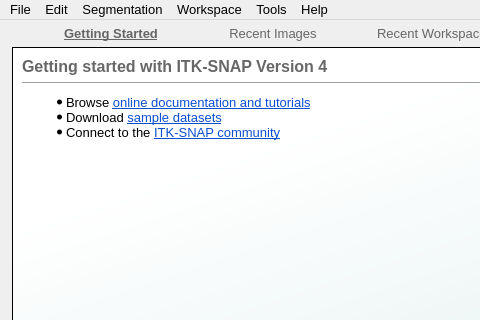
Old version of the form GUI/Qt/Windows/MainImageWindow.ui in the repository pyushkevich/itksnap; both pictures show x 0 to 480 and y 0 to 320 of the 907 by 700 pixel window.
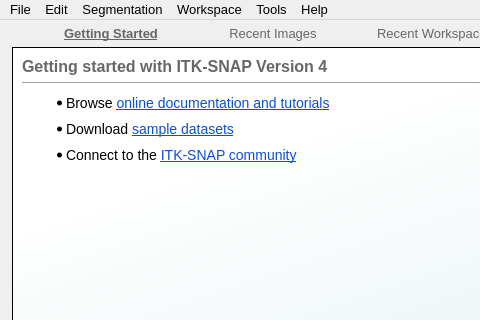
New version of the form. Icons and pictures are not drawn. Custom widgets are drawn as their Qt base class.

Patch:
```diff
--- a/GUI/Qt/Windows/MainImageWindow.ui
+++ b/GUI/Qt/Windows/MainImageWindow.ui
@@ -193,9 +193,9 @@
 &lt;html&gt;&lt;head&gt;&lt;meta name=&quot;qrichtext&quot; content=&quot;1&quot; /&gt;&lt;meta charset=&quot;utf-8&quot; /&gt;&lt;style type=&quot;text/css&quot;&gt;
 p, li { white-space: pre-wrap; }
 &lt;/style&gt;&lt;/head&gt;&lt;body style=&quot; font-family:'.AppleSystemUIFont'; font-size:13px; font-weight:400; font-style:normal;&quot;&gt;
-&lt;ul style=&quot;margin-top: 0px; margin-bottom: 0px; margin-left: 0px; margin-right: 0px; -qt-list-indent: 1;&quot;&gt;&lt;li style=&quot; margin-top:12px; margin-bottom:0px; margin-left:0px; margin-right:0px; -qt-block-indent:0; text-indent:0px;&quot;&gt;Browse &lt;a href=&quot;http://www.itksnap.org/pmwiki/pmwiki.php?n=Documentation.SNAP3&quot;&gt;&lt;span style=&quot; text-decoration: underline; color:#094fd1;&quot;&gt;online documentation and tutorials&lt;/span&gt;&lt;/a&gt; &lt;/li&gt;
-&lt;li style=&quot; margin-top:0px; margin-bottom:0px; margin-left:0px; margin-right:0px; -qt-block-indent:0; text-indent:0px;&quot;&gt;Download &lt;a href=&quot;http://www.itksnap.org/pmwiki/pmwiki.php?n=Downloads.Data&quot;&gt;&lt;span style=&quot; text-decoration: underline; color:#094fd1;&quot;&gt;sample datasets&lt;/span&gt;&lt;/a&gt; &lt;/li&gt;
-&lt;li style=&quot; margin-top:0px; margin-bottom:12px; margin-left:0px; margin-right:0px; -qt-block-indent:0; text-indent:0px;&quot;&gt;Connect to the &lt;a href=&quot;http://www.itksnap.org/pmwiki/pmwiki.php?n=MailingLists.MailingLists&quot;&gt;&lt;span style=&quot; text-decoration: underline; color:#094fd1;&quot;&gt;ITK-SNAP community&lt;/span&gt;&lt;/a&gt; &lt;/li&gt;&lt;/ul&gt;&lt;/body&gt;&lt;/html&gt;</string>
+&lt;ul style=&quot;margin-top: 0px; margin-bottom: 0px; margin-left: 0px; margin-right: 0px; -qt-list-indent: 1;&quot;&gt;&lt;li style=&quot; font-size:14px;&quot; style=&quot; margin-top:12px; margin-bottom:10px; margin-left:0px; margin-right:0px; -qt-block-indent:0; text-indent:0px;&quot;&gt;&lt;span style=&quot; font-size:14px;&quot;&gt;Browse &lt;/span&gt;&lt;a href=&quot;http://www.itksnap.org/pmwiki/pmwiki.php?n=Documentation.SNAP3&quot;&gt;&lt;span style=&quot; font-size:14px; text-decoration: underline; color:#094fd1;&quot;&gt;online documentation and tutorials&lt;/span&gt;&lt;/a&gt;&lt;span style=&quot; font-size:14px;&quot;&gt; &lt;/span&gt;&lt;/li&gt;
+&lt;li style=&quot; font-size:14px;&quot; style=&quot; margin-top:10px; margin-bottom:10px; margin-left:0px; margin-right:0px; -qt-block-indent:0; text-indent:0px;&quot;&gt;&lt;span style=&quot; font-size:14px;&quot;&gt;Download &lt;/span&gt;&lt;a href=&quot;http://www.itksnap.org/pmwiki/pmwiki.php?n=Downloads.Data&quot;&gt;&lt;span style=&quot; font-size:14px; text-decoration: underline; color:#094fd1;&quot;&gt;sample datasets&lt;/span&gt;&lt;/a&gt;&lt;span style=&quot; font-size:14px;&quot;&gt; &lt;/span&gt;&lt;/li&gt;
+&lt;li style=&quot; font-size:14px;&quot; style=&quot; margin-top:10px; margin-bottom:12px; margin-left:0px; margin-right:0px; -qt-block-indent:0; text-indent:0px;&quot;&gt;&lt;span style=&quot; font-size:14px;&quot;&gt;Connect to the &lt;/span&gt;&lt;a href=&quot;http://www.itksnap.org/pmwiki/pmwiki.php?n=MailingLists.MailingLists&quot;&gt;&lt;span style=&quot; font-size:14px; text-decoration: underline; color:#094fd1;&quot;&gt;ITK-SNAP community&lt;/span&gt;&lt;/a&gt; &lt;/li&gt;&lt;/ul&gt;&lt;/body&gt;&lt;/html&gt;</string>
                  </property>
                  <property name="source">
                   <url>
```
Left out of the diff: 2 changed lines with no effect on the pictures.
